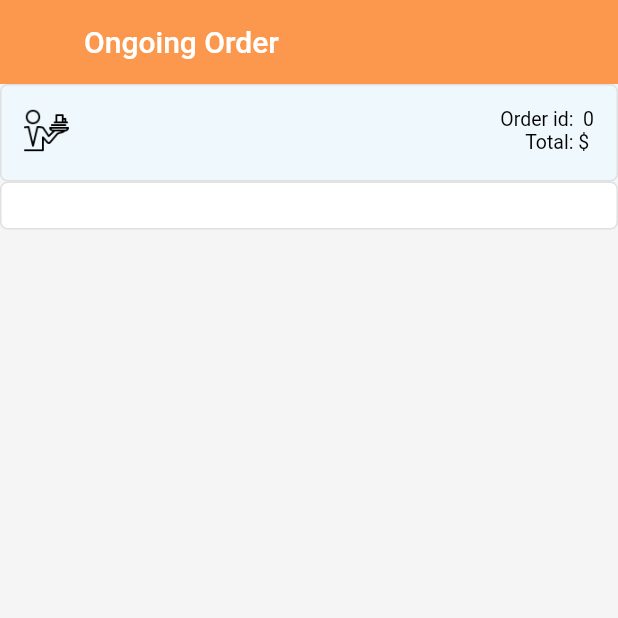
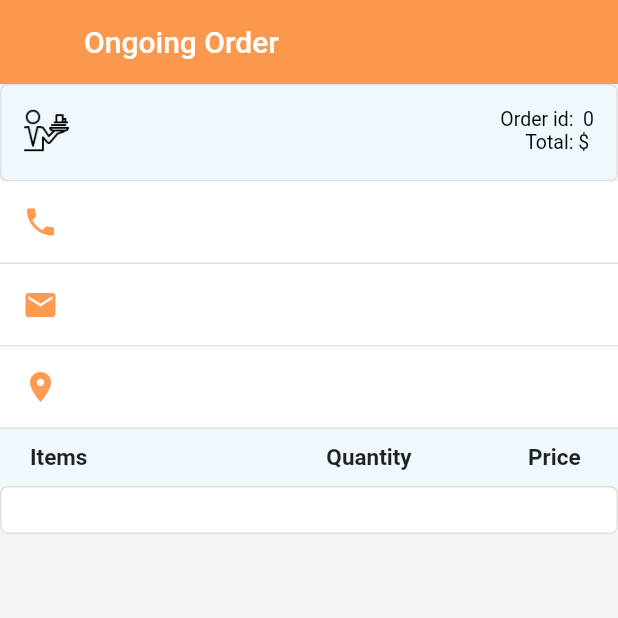
Before and after one commit to MostafaBastawy/Food_Admin, a Flutter app: the OngoingDetailsOrderScreen screen opened directly with empty values, on a phone screen of 412 x 824 dp, the top half of it. Run offline on Flutter 3.47's test engine with Material 2 defaults, Android fonts, the phone set to English and light mode, and no system bars; our stand-ins replace bloc, cloud_firestore, conditional_builder_null_safety, firebase_auth, firebase_core, flutter_bloc and 2 more; accounts and stored records are empty.

Commit message:
updating details order screen

```diff
--- a/lib/modules/ongoing_details_order_screen.dart
+++ b/lib/modules/ongoing_details_order_screen.dart
@@ -3,6 +3,7 @@ import 'package:flutter_bloc/flutter_bloc.dart';
 import 'package:food_admin_interface/cubit/cubit.dart';
 import 'package:food_admin_interface/cubit/states.dart';
 import 'package:food_admin_interface/models/order_model.dart';
+import 'package:food_admin_interface/shared/components/default_divider.dart';
 import 'package:food_admin_interface/shared/design/colors.dart';
 
 class OngoingDetailsOrderScreen extends StatelessWidget {
@@ -105,8 +106,95 @@ class OngoingDetailsOrderScreen extends StatelessWidget {
                 ),
               ),
               Container(
+                color: Colors.white,
+                width: double.infinity,
+                padding: const EdgeInsets.all(15.0),
+                child: Row(
+                  children: [
+                    const Icon(
+                      Icons.phone,
+                      color: defaultColor,
+                    ),
+                    Padding(
+                      padding: const EdgeInsetsDirectional.only(start: 15.0),
+                      child: Text(
+                        '${orderDataModel!.orderReceiverNumber}',
+                      ),
+                    ),
+                  ],
+                ),
+              ),
+              const DefaultDivider(),
+              Container(
+                color: Colors.white,
+                width: double.infinity,
+                padding: const EdgeInsets.all(15.0),
+                child: Row(
+                  children: [
+                    const Icon(
+                      Icons.mail,
+                      color: defaultColor,
+                    ),
+                    Padding(
+                      padding: const EdgeInsetsDirectional.only(start: 15.0),
+                      child: Text(
+                        '${orderDataModel!.orderReceiverEmail}',
+                      ),
+                    ),
+                  ],
+                ),
+              ),
+              const DefaultDivider(),
+              Container(
+                color: Colors.white,
+                width: double.infinity,
+                padding: const EdgeInsets.all(15.0),
+                child: Row(
+                  children: [
+                    const Icon(
+                      Icons.location_on,
+                      color: defaultColor,
+                    ),
+                    Padding(
+                      padding: const EdgeInsetsDirectional.only(start: 15.0),
+                      child: Text(
+                        '${orderDataModel!.orderReceiverAddress}',
+                      ),
+                    ),
+                  ],
+                ),
+              ),
+              const DefaultDivider(),
+              Container(
                 color: pastOrderColor,
-                padding: const EdgeInsets.symmetric(horizontal: 15.0),
+                padding: const EdgeInsets.symmetric(
+                    horizontal: 20.0, vertical: 10.0),
+                child: Row(
+                  mainAxisAlignment: MainAxisAlignment.spaceBetween,
+                  children: const [
+                    SizedBox(
+                      width: 120.0,
+                      child: Text(
+                        'Items',
+                        style: TextStyle(
+                            fontWeight: FontWeight.bold, fontSize: 15.0),
+                      ),
+                    ),
+                    Text(
+                      'Quantity',
+                      style: TextStyle(
+                          fontWeight: FontWeight.bold, fontSize: 15.0),
+                    ),
+                    SizedBox(
+                      width: 40.0,
+                      child: Text(
+                        'Price',
+                        style: TextStyle(
+                            fontWeight: FontWeight.bold, fontSize: 15.0),
+                      ),
+                    ),
+                  ],
+                ),
               ),
               Container(
                 width: double.infinity,
```
